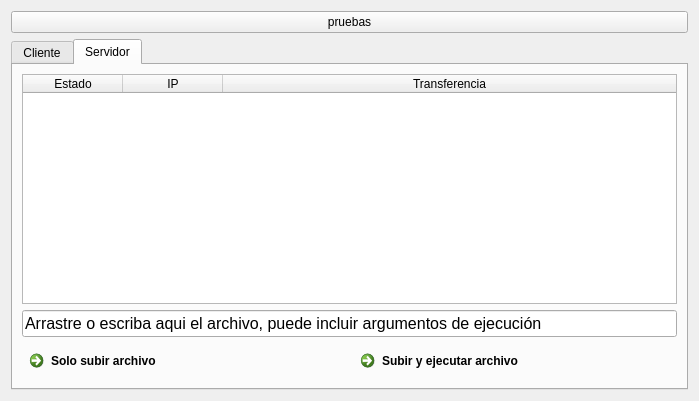
The window that mainWindow.ui (grillermo/Jefe-Remoto) describes before a commit, drawn with Qt 5.
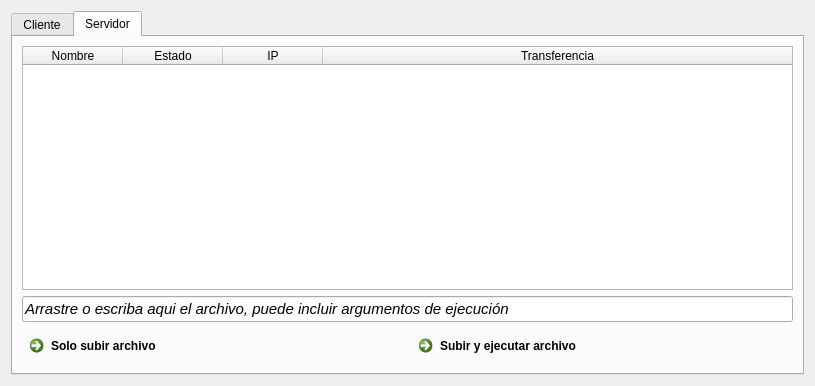
The same window after the commit. Icons and pictures are not drawn.

```diff
--- a/mainWindow.ui
+++ b/mainWindow.ui
@@ -6,8 +6,8 @@
    <rect>
     <x>0</x>
     <y>0</y>
-    <width>699</width>
-    <height>401</height>
+    <width>815</width>
+    <height>386</height>
    </rect>
   </property>
   <property name="windowTitle">
@@ -18,7 +18,7 @@
     <normaloff>:/resources/server-icon.svg</normaloff>:/resources/server-icon.svg</iconset>
   </property>
   <layout class="QGridLayout" name="gridLayout_2">
-   <item row="1" column="1">
+   <item row="0" column="1">
     <widget class="QTabWidget" name="tabWidget">
      <property name="enabled">
       <bool>true</bool>
@@ -235,8 +235,37 @@
          </item>
         </layout>
        </item>
+       <item row="2" column="0">
+        <widget class="QLineEdit" name="fileDropTextLine">
+         <property name="font">
+          <font>
+           <family>Segoe UI</family>
+           <pointsize>11</pointsize>
+           <weight>50</weight>
+           <italic>true</italic>
+           <bold>false</bold>
+           <underline>false</underline>
+           <strikeout>false</strikeout>
+           <stylestrategy>PreferAntialias</stylestrategy>
+           <kerning>true</kerning>
+          </font>
+         </property>
+         <property name="text">
+          <string>Arrastre o escriba aqui el archivo, puede incluir argumentos de ejecución</string>
+         </property>
+         <property name="dragEnabled">
+          <bool>true</bool>
+         </property>
+        </widget>
+       </item>
        <item row="1" column="0">
         <widget class="QTableWidget" name="machinesTable">
+         <property name="enabled">
+          <bool>true</bool>
+         </property>
+         <property name="mouseTracking">
+          <bool>true</bool>
+         </property>
          <property name="focusPolicy">
           <enum>Qt::StrongFocus</enum>
          </property>
@@ -246,12 +275,23 @@
          <property name="acceptDrops">
           <bool>false</bool>
          </property>
+         <property name="editTriggers">
+          <set>QAbstractItemView::NoEditTriggers</set>
+         </property>
+         <property name="alternatingRowColors">
+          <bool>true</bool>
+         </property>
          <attribute name="horizontalHeaderStretchLastSection">
           <bool>true</bool>
          </attribute>
          <attribute name="verticalHeaderStretchLastSection">
           <bool>false</bool>
          </attribute>
+         <column>
+          <property name="text">
+           <string>Nombre</string>
+          </property>
+         </column>
          <column>
           <property name="text">
            <string>Estado</string>
@@ -269,33 +309,10 @@
          </column>
         </widget>
        </item>
-       <item row="2" column="0">
-        <widget class="QLineEdit" name="fileDropTextLine">
-         <property name="font">
-          <font>
-           <family>Segoe UI</family>
-           <pointsize>12</pointsize>
-          </font>
-         </property>
-         <property name="text">
-          <string>Arrastre o escriba aqui el archivo, puede incluir argumentos de ejecución</string>
-         </property>
-         <property name="dragEnabled">
-          <bool>true</bool>
-         </property>
-        </widget>
-       </item>
       </layout>
      </widget>
     </widget>
    </item>
-   <item row="0" column="1">
-    <widget class="QPushButton" name="pruebas">
-     <property name="text">
-      <string>pruebas</string>
-     </property>
-    </widget>
-   </item>
   </layout>
  </widget>
  <resources>
```
Left out of the diff: 36 changed lines with no effect on the pictures.
